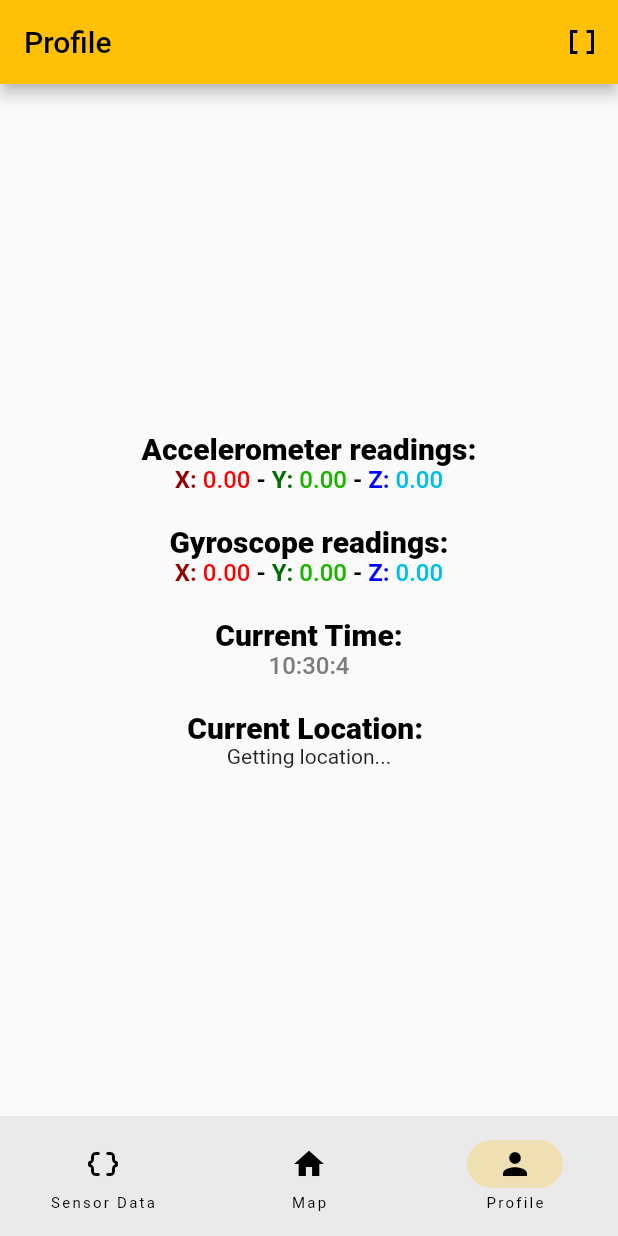
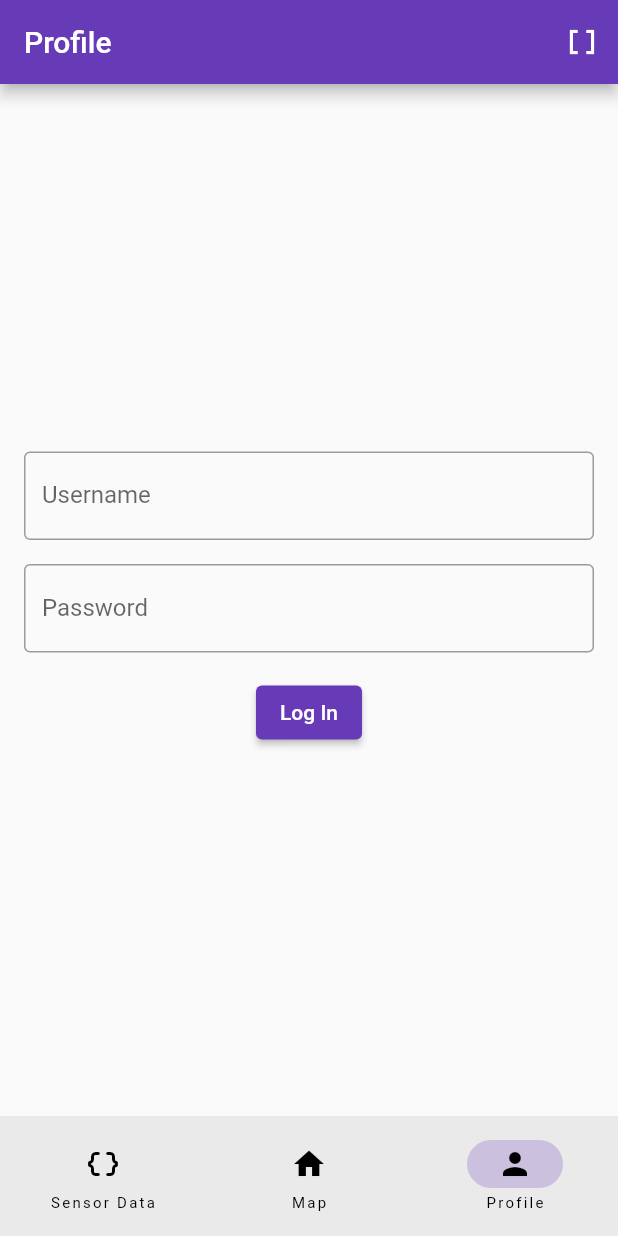
Before and after one commit to DejKulFERI/data_applicaton, a Flutter app: the screen it shows after launch, item 3 of the bottom bar chosen, on a phone screen of 412 x 824 dp. Run offline on Flutter 3.47's test engine with Material 2 defaults, Android fonts, the phone set to English and light mode, and no system bars; our stand-ins replace flutter_map, geolocator, latlong2, sensors_plus.

Commit message:
Added login funtionality. Changed sending data interval to less to not fill db. Was fill array every 0.1 seconds and send on 5 seconds. now fill every second and send every 10 seconds

```diff
--- /dev/null
+++ b/lib/login.dart
@@ -0,0 +1,150 @@
+import 'package:flutter/material.dart';
+import 'dart:convert';
+import 'package:http/http.dart' as http;
+
+class LoginForm extends StatefulWidget {
+  @override
+  _LoginFormState createState() => _LoginFormState();
+}
+
+class LoginUser {
+  String username;
+  String password;
+
+  LoginUser({
+    required this.username,
+    required this.password,
+  });
+
+  Map<String, dynamic> toJson() {
+    return {
+      'username': username,
+      'password': password,
+    };
+  }
+}
+
+class _LoginFormState extends State<LoginForm> {
+  final _formKey = GlobalKey<FormState>();
+  String _username = '';
+  String _password = '';
+
+  void _submitForm() async {
+    if (_formKey.currentState!.validate()) {
+      LoginUser loginUser = LoginUser(username: _username, password: _password);
+      const url = 'http://164.8.209.117:3001/user/loginMobile';
+
+      final jsonData = json.encode(loginUser.toJson());
+
+      try {
+        final response = await http.post(
+          Uri.parse(url),
+          headers: {'Content-Type': 'application/json'},
+          body: jsonData,
+        );
+
+        if (response.statusCode == 200) {
+          // Login successful
+          print('Login successful');
+          // Perform any necessary actions here (e.g., navigate to another page)
+          showDialog(
+            context: context,
+            builder: (context) => AlertDialog(
+              title: Text('Authentication Successfull'),
+              content: Text('You are now logged in.'),
+              actions: [
+                ElevatedButton(
+                  onPressed: () => Navigator.pop(context),
+                  child: Text('OK'),
+                ),
+              ],
+            ),
+          );
+        } else if (response.statusCode == 401) {
+          // Authentication failed
+          print('Wrong username or password');
+          // Display an error message to the user
+          showDialog(
+            context: context,
+            builder: (context) => AlertDialog(
+              title: Text('Authentication Failed'),
+              content: Text('Wrong username or password.'),
+              actions: [
+                ElevatedButton(
+                  onPressed: () => Navigator.pop(context),
+                  child: Text('OK'),
+                ),
+              ],
+            ),
+          );
+        } else {
+          // Error response from the server
+          print('Error sending data. Status code: ${response.statusCode}');
+        }
+      } catch (error) {
+        // Error occurred while sending the request
+        print('Error sending data: $error');
+      }
+    }
+  }
+
+  @override
+  Widget build(BuildContext context) {
+    return Scaffold(
+      body: Center(
+        child: Container(
+          padding: EdgeInsets.all(16.0),
+          child: Form(
+            key: _formKey,
+            child: Column(
+              mainAxisAlignment: MainAxisAlignment.center,
+              children: [
+                TextFormField(
+                  validator: (value) {
+                    if (value!.isEmpty) {
+                      return 'Please enter your username';
+                    }
+                    return null;
+                  },
+                  onChanged: (value) {
+                    setState(() {
+                      _username = value;
+                    });
+                  },
+                  decoration: InputDecoration(
+                    border: OutlineInputBorder(),
+                    labelText: 'Username',
+                  ),
+                ),
+                SizedBox(height: 16.0),
+                TextFormField(
+                  validator: (value) {
+                    if (value!.isEmpty) {
+                      return 'Please enter your password';
+                    }
+                    return null;
+                  },
+                  onChanged: (value) {
+                    setState(() {
+                      _password = value;
+                    });
+                  },
+                  obscureText: true,
+                  decoration: InputDecoration(
+                    border: OutlineInputBorder(),
+                    labelText: 'Password',
+                  ),
+                ),
+                SizedBox(height: 16.0),
+                ElevatedButton(
+                  onPressed: _submitForm,
+                  child: Text('Log In'),
+                ),
+              ],
+            ),
+          ),
+        ),
+      ),
+    );
+  }
+}
--- a/lib/main.dart
+++ b/lib/main.dart
@@ -1,5 +1,6 @@
 import 'dart:async';
 import 'dart:math';
+import 'package:data_application/login.dart';
 import 'package:flutter/material.dart';
 import 'dart:convert';
 import 'package:http/http.dart' as http;
@@ -54,7 +55,6 @@ class MyApp extends MaterialApp {
 class _MyAppState extends State<MyApp> {
   Timer? _timer;
   Timer? _timerForFillArray;
-  DeviceData? _deviceData;
 
   List<double> tempAccelerometerX = [];
   List<double> tempAccelerometerY = [];
@@ -68,7 +68,7 @@ class _MyAppState extends State<MyApp> {
 
     // Convert the deviceData object to a JSON string
     final jsonData = json.encode(deviceData.toJson());
-    debugPrint(jsonData.toString());
+    //debugPrint(jsonData.toString());
 
     try {
       // Send the JSON string in the request body with the correct Content-Type header
@@ -128,10 +128,11 @@ class _MyAppState extends State<MyApp> {
   void initState() {
     super.initState();
 
-    _timer = Timer.periodic(const Duration(seconds: 5), (Timer t) {
+    // TODO - Temporary changed to fill array every 10 seconds to not fill db
+    _timer = Timer.periodic(const Duration(seconds: 10), (Timer t) {
       _getCurrentLocation();
 
-      debugPrint("Temp Acc X: $tempAccelerometerX");
+      //debugPrint("Temp Acc X: $tempAccelerometerX");
 
       DeviceData dataToSend = DeviceData(
         accelerometerX: tempAccelerometerX,
@@ -160,8 +161,9 @@ class _MyAppState extends State<MyApp> {
       tempGyroscopeZ.clear();
     });
 
+    // TODO - Temporary changed to fill array every second to not fill db
     _timerForFillArray =
-        Timer.periodic(const Duration(milliseconds: 100), (Timer t) {
+        Timer.periodic(const Duration(milliseconds: 1000), (Timer t) {
       tempAccelerometerX.add(_accelerometerValues[0]);
       tempAccelerometerY.add(_accelerometerValues[1]);
       tempAccelerometerZ.add(_accelerometerValues[2]);
@@ -203,7 +205,7 @@ class _MyAppState extends State<MyApp> {
   List<Widget> pages = [
     MySensorData(title: "Sensor data"),
     MyMap(),
-    MySensorData(title: "Profile")
+    LoginForm()
   ];
   final List<NavigationDestination> _destinations = [
     const NavigationDestination(
@@ -264,7 +266,7 @@ class _MyAppState extends State<MyApp> {
                   _currentTheme = ThemeData(primarySwatch: Colors.blue);
                   break;
                 case 2:
-                  _currentTheme = ThemeData(primarySwatch: Colors.amber);
+                  _currentTheme = ThemeData(primarySwatch: Colors.deepPurple);
                   break;
               }
             });
```
Also changed, not shown: lib/profile.dart (added), 1 other file.
